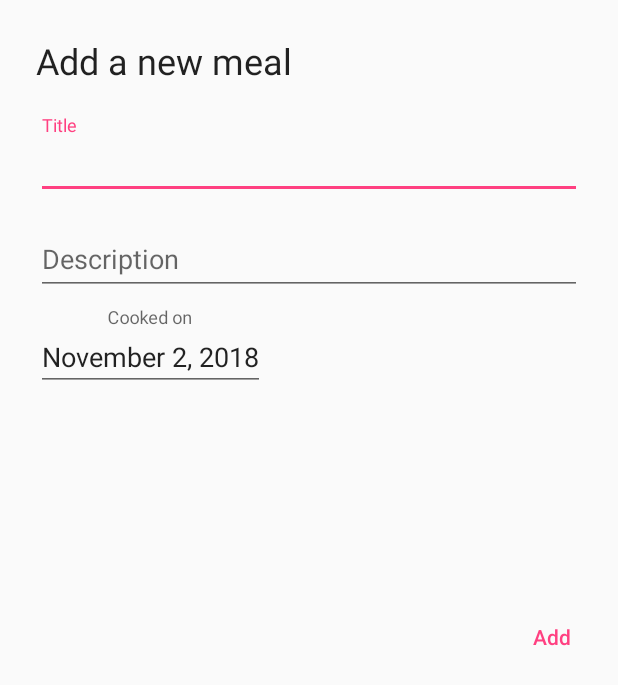
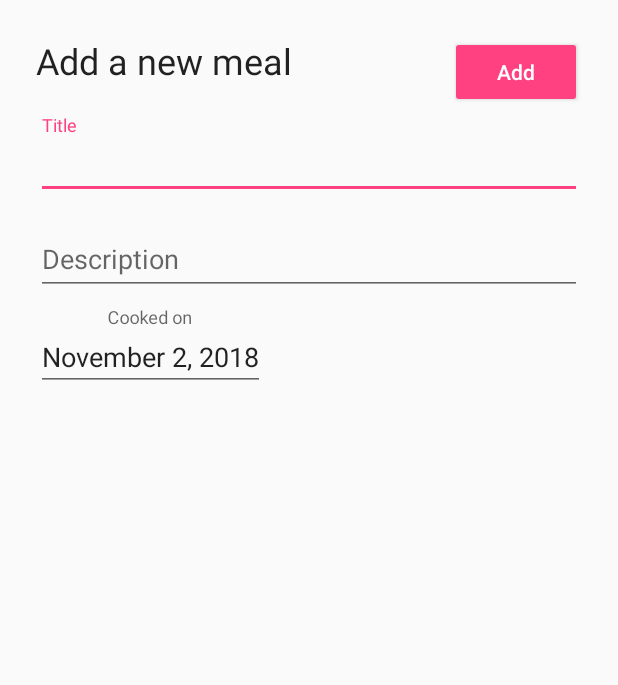
Before and after one commit to elderanakain/DailyDish, an Android app: the layout dialog_add_meal.xml on its own in the app's theme, with its tools: preview values and no code run, on a phone screen of 412 x 824 dp. Shown: the top 685 px of the screen. Run offline under Robolectric (Android 15) with nearby library versions, the phone set to English and light mode, and no system bars; Roboto replaces fonts that are not available here.

Commit message:
dd-70 Move add button to top of the dialog (#72)

```diff
--- a/app/build.gradle
+++ b/app/build.gradle
@@ -13,8 +13,8 @@ android {
         applicationId "io.krugosvet.dailydish.android"
         minSdkVersion 19
         targetSdkVersion 27
-        versionCode 3
-        versionName "0.1.2"
+        versionCode 4
+        versionName "0.1.3"
         testInstrumentationRunner "android.support.test.runner.AndroidJUnitRunner"
     }
 
--- a/app/src/main/res/layout/dialog_add_meal.xml
+++ b/app/src/main/res/layout/dialog_add_meal.xml
@@ -2,11 +2,6 @@
 <android.support.constraint.ConstraintLayout xmlns:android="http://schemas.android.com/apk/res/android"
     xmlns:app="http://schemas.android.com/apk/res-auto"
     xmlns:tools="http://schemas.android.com/tools"
-    android:layout_width="match_parent"
-    android:layout_height="wrap_content">
-
-    <android.support.constraint.ConstraintLayout
-        android:id="@+id/innerLayout"
     android:layout_width="match_parent"
     android:layout_height="wrap_content"
     android:padding="24dp">
@@ -19,6 +14,16 @@
         android:text="@string/add_meal_dialog_title"
         app:layout_constraintStart_toStartOf="parent"
         app:layout_constraintTop_toTopOf="parent" />
+
+    <Button
+        android:id="@+id/addMealButton"
+        style="@style/Widget.AppCompat.Button.Colored"
+        android:layout_width="wrap_content"
+        android:layout_height="wrap_content"
+        android:layout_gravity="center"
+        android:text="@string/dialog_add_meal_button_add_text"
+        app:layout_constraintEnd_toEndOf="parent"
+        app:layout_constraintTop_toTopOf="@id/dialogTitle" />
 
     <io.krugosvet.dailydish.android.utils.baseUi.BaseTextInputLayout
         android:id="@+id/title"
@@ -54,7 +59,7 @@
             android:layout_height="wrap_content"
             android:hint="@string/dialog_add_meal_description_field_hint"
             android:inputType="text|textCapSentences|textAutoCorrect|textMultiLine"
-                android:maxLines="7" />
+            android:maxLines="5" />
 
     </io.krugosvet.dailydish.android.utils.baseUi.BaseTextInputLayout>
 
@@ -83,23 +88,11 @@
     <ImageButton
         android:id="@+id/addMealImage"
         style="@style/Widget.AppCompat.Button.Borderless.Colored"
-            android:layout_width="180dp"
-            android:layout_height="180dp"
+        android:layout_width="150dp"
+        android:layout_height="150dp"
         android:adjustViewBounds="true"
         android:scaleType="centerInside"
         app:layout_constraintEnd_toEndOf="parent"
         app:layout_constraintTop_toTopOf="@id/dateEditText" />
 
 </android.support.constraint.ConstraintLayout>
-
-    <Button
-        android:id="@+id/addMealButton"
-        style="@style/Widget.AppCompat.Button.Borderless.Colored"
-        android:layout_width="wrap_content"
-        android:layout_height="wrap_content"
-        android:layout_gravity="center"
-        android:text="@string/dialog_add_meal_button_add_text"
-        app:layout_constraintEnd_toEndOf="parent"
-        app:layout_constraintTop_toBottomOf="@id/innerLayout" />
-
-</android.support.constraint.ConstraintLayout>
```
Lines whose indentation alone changed are shown as unchanged.
